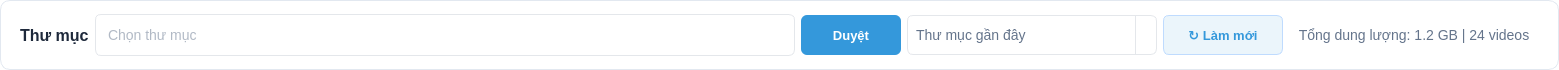
Above: src/ui/qt_designer/main_tab/folder_selection.ui from henrylenguyen/telegram-video-uploader before the change. Below: the same form after it.
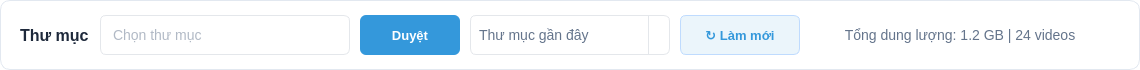
That is the form after the change.

What changed in the file:
```diff
--- a/src/ui/qt_designer/main_tab/folder_selection.ui
+++ b/src/ui/qt_designer/main_tab/folder_selection.ui
@@ -10,6 +10,12 @@
     <height>70</height>
    </rect>
   </property>
+  <property name="minimumSize">
+   <size>
+    <width>1000</width>
+    <height>70</height>
+   </size>
+  </property>
   <property name="windowTitle">
    <string>Form</string>
   </property>
@@ -87,7 +93,10 @@
     padding: 5px 10px;
 }</string>
   </property>
-  <layout class="QHBoxLayout" name="horizontalLayout">
+  <layout class="QHBoxLayout" name="horizontalLayout" stretch="0,10,0,0,0,0,0">
+   <property name="spacing">
+    <number>10</number>
+   </property>
    <property name="leftMargin">
     <number>20</number>
    </property>
@@ -102,6 +111,18 @@
    </property>
    <item>
     <widget class="QLabel" name="folderLabel">
+     <property name="minimumSize">
+      <size>
+       <width>70</width>
+       <height>0</height>
+      </size>
+     </property>
+     <property name="maximumSize">
+      <size>
+       <width>70</width>
+       <height>16777215</height>
+      </size>
+     </property>
      <property name="text">
       <string>Thư mục</string>
      </property>
@@ -111,7 +132,13 @@
     <widget class="QLineEdit" name="directoryLineEdit">
      <property name="minimumSize">
       <size>
-       <width>700</width>
+       <width>0</width>
+       <height>40</height>
+      </size>
+     </property>
+     <property name="maximumSize">
+      <size>
+       <width>16777215</width>
        <height>40</height>
       </size>
      </property>
@@ -143,7 +170,7 @@
     <widget class="QComboBox" name="recentFoldersComboBox">
      <property name="minimumSize">
       <size>
-       <width>250</width>
+       <width>200</width>
        <height>40</height>
       </size>
      </property>
@@ -201,7 +228,13 @@
     <widget class="QLabel" name="folderStatsLabel">
      <property name="minimumSize">
       <size>
-       <width>250</width>
+        <width>300</width>
+        <height>40</height>
+        </size>
+        </property>
+        <property name="maximumSize">
+        <size>
+        <width>300</width>
        <height>40</height>
       </size>
      </property>
@@ -218,9 +251,12 @@
      <property name="orientation">
       <enum>Qt::Horizontal</enum>
      </property>
+     <property name="sizeType">
+      <enum>QSizePolicy::Fixed</enum>
+     </property>
      <property name="sizeHint" stdset="0">
       <size>
-       <width>40</width>
+       <width>10</width>
        <height>20</height>
       </size>
      </property>
```
Lines whose indentation alone changed are shown as unchanged.
